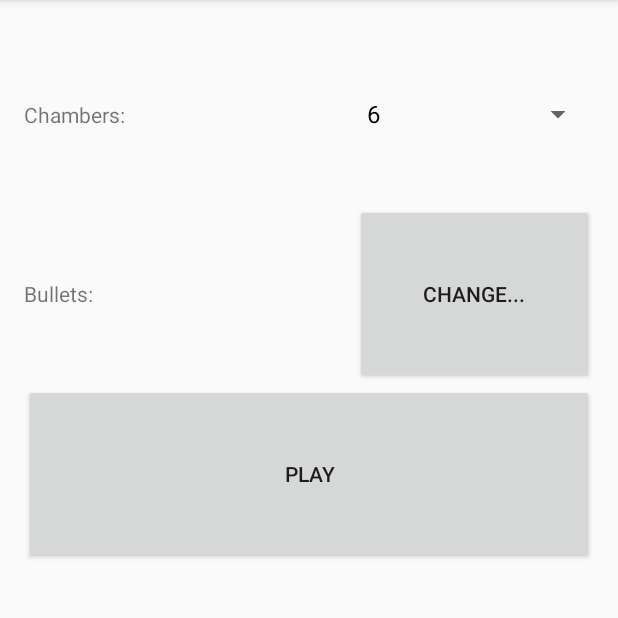
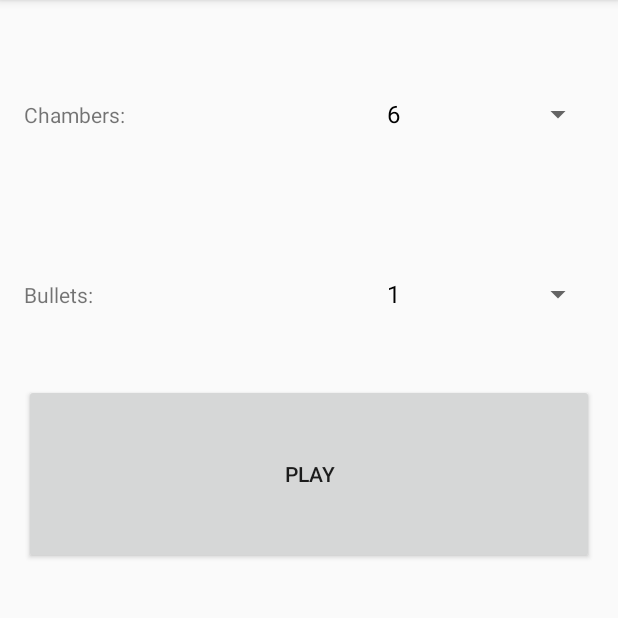
Before and after one commit to charliemcg/RussianRoulette, an Android app: the screen it shows after launch (MainActivity), on a phone screen of 412 x 824 dp, the part 84-702 px from its top. Run offline under Robolectric (Android 15) with nearby library versions, the phone set to English and light mode, and no system bars.

Commit message:
Bullet spinner updates according to the chamber spinner. The player can not select more bullets than chambers.

```diff
--- a/app/src/main/java/com/example/klunj/russianroulette/MainActivity.java
+++ b/app/src/main/java/com/example/klunj/russianroulette/MainActivity.java
@@ -47,6 +47,7 @@ public class MainActivity extends AppCompatActivity {
                     @Override
                     public void onItemSelected(AdapterView<?> parent, View v, int pos, long id){
                         chambersNum[0] = (int) parent.getItemAtPosition(pos);
+                        bulletSpinnerCreate(chambersNum);
                         System.out.println("Number of chambers: " + chambersNum[0]);
                     }
                     @Override
@@ -101,6 +102,7 @@ public class MainActivity extends AppCompatActivity {
                         i[0] = 0;
                         gamePlay[0] = false;
                         chamberSpinner.setEnabled(true);
+                        //bulletSpinner.setEnabled(true);
                         for (int i = 0; i < chambers.length; i++){
                             chambers[i] = false;
                         }
@@ -110,6 +112,7 @@ public class MainActivity extends AppCompatActivity {
                     gamePlay[0] = true;
                     //Spinner is disabled during game play.
                     chamberSpinner.setEnabled(false);
+                    //bulletSpinner.setEnabled(false);
                     multiButton.setText("Pull Trigger\nChambers Remaining: " + chambersNum[0]);
                     generate(chambers, chambersNum[0], bullets);
                 }
@@ -117,7 +120,41 @@ public class MainActivity extends AppCompatActivity {
         });
     }
 
-    //Assigns bullet to random chamber.
+    private void bulletSpinnerCreate(int[] chambersNum) {
+        //Number of bullets to be selected by user.
+        final int[] bulletsNum = {0};
+
+        //Spinner allows user to select number of bullets. One to however many
+        //available chambers inclusive.
+        final Spinner bulletSpinner = (Spinner) findViewById(R.id.bulletSpinner) ;
+        //Integer[] bulletValues = new Integer[] {1,2,3,4,5,6,7,8,9,10,11,12};
+        final Integer[] bulletValues = new Integer[chambersNum[0]];
+        //System.out.println("Bullet values: " + bulletValues.length);
+
+        for (int i = 0; i < bulletValues.length; i++){
+            bulletValues[i] = i + 1;
+        }
+        ArrayAdapter<Integer> bulletAdapter = new ArrayAdapter<>(this,
+                android.R.layout.simple_spinner_dropdown_item, bulletValues);
+        bulletSpinner.setAdapter(bulletAdapter);
+
+        bulletSpinner.setSelection(0);
+
+        bulletSpinner.setOnItemSelectedListener(
+                new AdapterView.OnItemSelectedListener(){
+                    @Override
+                    public void onItemSelected(AdapterView<?> parent, View v, int pos, long id){
+                        bulletsNum[0] = (int) parent.getItemAtPosition(pos);
+                        System.out.println("Number of bullets: " + bulletsNum[0]);
+                    }
+                    @Override
+                    public void onNothingSelected(AdapterView<?> parent) {
+                    }
+                }
+        );
+    }
+
+    //Assign bullet to random chamber.
     public void generate(boolean[] chambers, int chambersNum, int bullets){
 
         Random random = new Random();
--- a/app/src/main/res/layout/activity_main.xml
+++ b/app/src/main/res/layout/activity_main.xml
@@ -21,7 +21,6 @@
             android:id="@+id/chamberSpinner"
             android:layout_height="120dp"
             android:layout_weight="1"
-            android:text="Change..."
             android:spinnerMode="dropdown"/>
     </TableRow>
     <TableRow
@@ -31,11 +30,11 @@
             android:id="@+id/bulletTextView"
             android:layout_height="120dp"
             android:layout_weight="2" />
-        <Button
-            android:id="@+id/bulletButton"
+        <Spinner
+            android:id="@+id/bulletSpinner"
             android:layout_height="120dp"
             android:layout_weight="1"
-            android:text="Change..."/>
+            android:spinnerMode="dropdown"/>
     </TableRow>
     <TableRow
         android:layout_width="match_parent"
```
